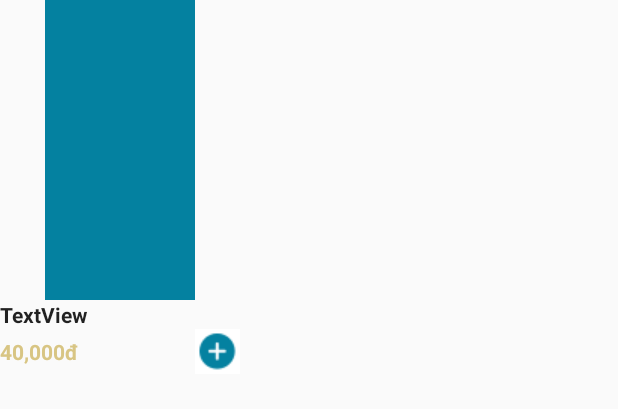
After one commit to VSN2015/MilkTeaAppAndroid, an Android app: the layout itemsanpham_layout.xml on its own in the app's theme, with its tools: preview values and no code run, on a phone screen of 412 x 824 dp. The commit adds this screen. Shown: the top 409 px of the screen. Run offline under Robolectric (Android 15) with nearby library versions, the phone set to English and light mode, and no system bars.

Commit message:
xg trang san pham

```diff
--- /dev/null
+++ b/app/src/main/res/drawable/btn_add.xml
@@ -0,0 +1,9 @@
+<?xml version="1.0" encoding="utf-8"?>
+<shape xmlns:android="http://schemas.android.com/apk/res/android"
+    android:shape="oval">
+    <size android:height="50dp" android:width="50dp" />
+    <solid android:color="@color/theme"/>
+
+
+
+</shape>
--- a/app/src/main/res/layout/dssanpham_layout.xml
+++ b/app/src/main/res/layout/dssanpham_layout.xml
@@ -24,7 +24,6 @@
             app:layout_constraintTop_toTopOf="parent"
             android:background="@drawable/tbx_search"
             android:drawableRight="@drawable/search_icon"
-
             />
     </androidx.constraintlayout.widget.ConstraintLayout>
 
--- /dev/null
+++ b/app/src/main/res/layout/itemsanpham_layout.xml
@@ -0,0 +1,61 @@
+<?xml version="1.0" encoding="utf-8"?>
+<LinearLayout xmlns:android="http://schemas.android.com/apk/res/android"
+    xmlns:app="http://schemas.android.com/apk/res-auto"
+    xmlns:tools="http://schemas.android.com/tools"
+    android:layout_width="wrap_content"
+    android:layout_height="wrap_content"
+    android:orientation="vertical">
+
+    <androidx.constraintlayout.widget.ConstraintLayout
+        android:layout_width="160dp"
+        android:layout_height="200dp">
+
+        <ImageView
+            android:id="@+id/imageView2"
+            android:layout_width="100dp"
+            android:layout_height="200dp"
+            app:layout_constraintBottom_toBottomOf="parent"
+            app:layout_constraintEnd_toEndOf="parent"
+            app:layout_constraintStart_toStartOf="parent"
+            app:layout_constraintTop_toTopOf="parent"
+            android:background="@color/theme"
+           />
+    </androidx.constraintlayout.widget.ConstraintLayout>
+
+    <TextView
+        android:id="@+id/textView4"
+        android:layout_width="match_parent"
+        android:layout_height="wrap_content"
+        android:text="TextView"
+        android:textAppearance="@style/TextAppearance.AppCompat.Body1"
+        android:textStyle="bold" />
+
+    <androidx.constraintlayout.widget.ConstraintLayout
+        android:layout_width="match_parent"
+        android:layout_height="match_parent">
+
+        <TextView
+            android:id="@+id/textView7"
+            android:layout_width="wrap_content"
+            android:layout_height="wrap_content"
+            android:text="40,000đ"
+            android:textColor="#D8C583"
+            android:textStyle="bold"
+            app:layout_constraintBottom_toBottomOf="parent"
+            app:layout_constraintStart_toStartOf="parent"
+            app:layout_constraintTop_toTopOf="parent" />
+
+        <ImageButton
+            android:id="@+id/imageButton"
+            android:layout_width="wrap_content"
+            android:layout_height="wrap_content"
+            android:background="@color/backgroud"
+            app:layout_constraintBottom_toBottomOf="parent"
+            app:layout_constraintEnd_toEndOf="parent"
+            app:layout_constraintTop_toTopOf="parent"
+            app:srcCompat="@drawable/add_icon" />
+
+
+    </androidx.constraintlayout.widget.ConstraintLayout>
+
+</LinearLayout>
--- a/app/src/main/res/values/colors.xml
+++ b/app/src/main/res/values/colors.xml
@@ -5,4 +5,5 @@
     <color name="colorAccent">#D81B60</color>
     <color name="tbxSearch">#fbfbfb</color>
     <color name="backgroud">#ffffff</color>
+    <color name="theme">#0481A0</color>
     </resources>
```
Also changed, not shown: app/src/main/res/drawable-v24/add_icon.png (added).
